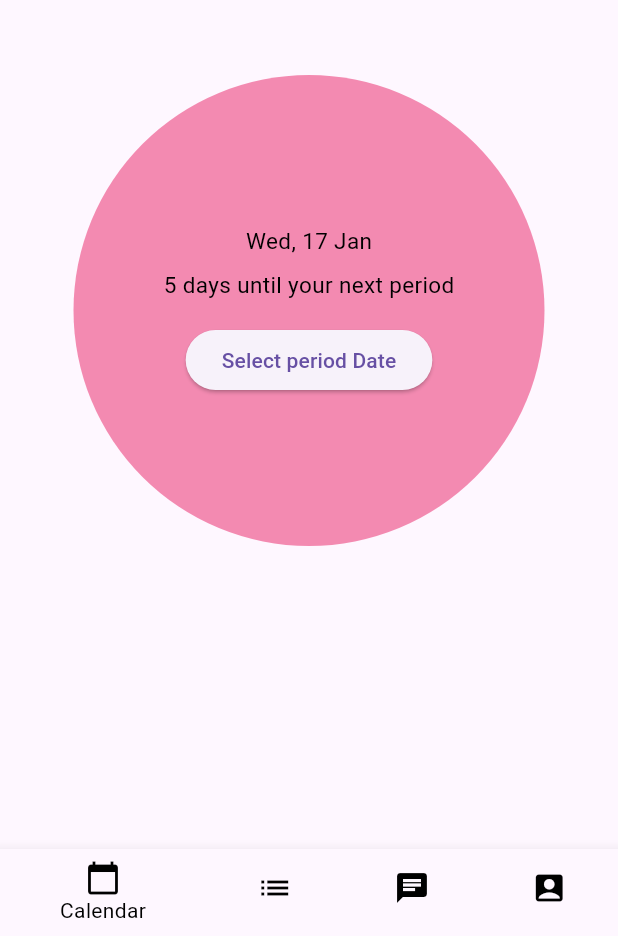
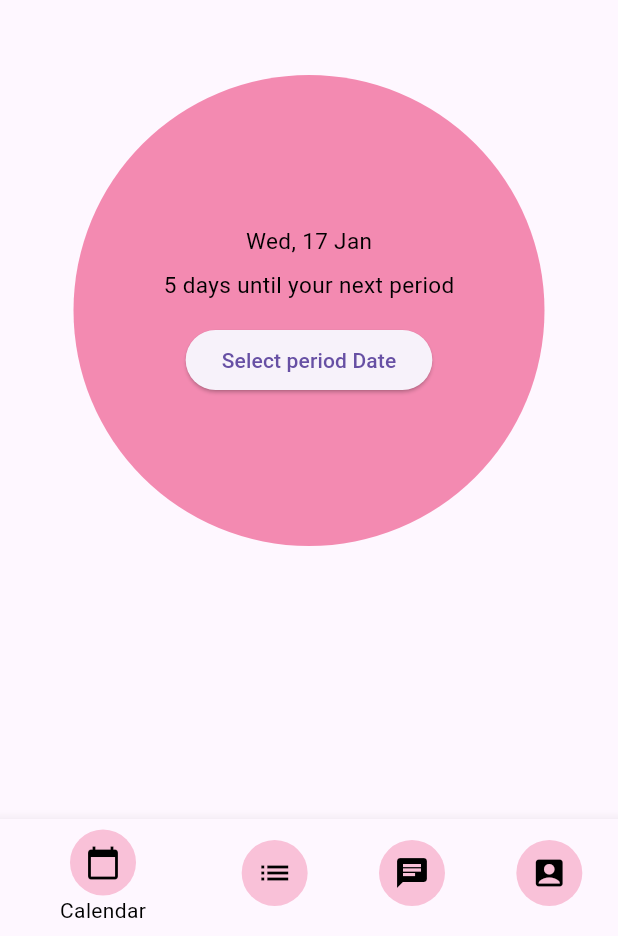
Before and after one commit to esmika-001/Aure_Period_Tracker_App, a Flutter app: the screen it shows after launch, on a phone screen of 412 x 824 dp, the part 300-1236 px from its top. Run offline on Flutter 3.47's test engine with Material 3 defaults, Android fonts, the phone set to English and light mode, and no system bars; our stand-ins replace table_calendar.

Commit message:
Update home_page.dart

```diff
--- a/lib/pages/home_page.dart
+++ b/lib/pages/home_page.dart
@@ -4,11 +4,26 @@ import 'package:intl/intl.dart';
 import 'Calender_page.dart';
 import 'History_page.dart';
 import 'Setting_page.dart';
-//import 'about_page.dart';
+import 'chat_page.dart';
 
 class HomePage extends StatefulWidget {
   @override
   _HomePageState createState() => _HomePageState();
+}
+
+BottomNavigationBarItem _buildBottomNavigationBarItem(
+    IconData icon, String label) {
+  return BottomNavigationBarItem(
+    icon: Container(
+      padding: EdgeInsets.all(10),
+      decoration: BoxDecoration(
+        shape: BoxShape.circle,
+        color: Colors.pink.withOpacity(0.25),
+      ),
+      child: Icon(icon),
+    ),
+    label: label,
+  );
 }
 
 class _HomePageState extends State<HomePage> {
@@ -56,7 +71,7 @@ class _HomePageState extends State<HomePage> {
                 child: Center(
                   child: ClipOval(
                     child: Image.asset(
-                      'period_women.jpeg', // Replace with your photo asset path
+                      'Aura.png', // Replace with your photo asset path
                       width: 100.0,
                       height: 100.0,
                       fit: BoxFit.cover,
@@ -117,26 +132,20 @@ class _HomePageState extends State<HomePage> {
       ),
       bottomNavigationBar: BottomNavigationBar(
         items: [
-          BottomNavigationBarItem(
-            icon: Icon(Icons.calendar_today),
-            label: 'Calendar',
-          ),
-          BottomNavigationBarItem(
-            icon: Icon(Icons.list),
-            label: 'History',
-          ),
-          BottomNavigationBarItem(
-            icon: Icon(Icons.chat),
-            label: 'Chat',
-          ),
-          BottomNavigationBarItem(
-            icon: Icon(Icons.account_box),
-            label: 'About',
-          ),
+          _buildBottomNavigationBarItem(Icons.calendar_today, 'Calendar'),
+          _buildBottomNavigationBarItem(Icons.list, 'History'),
+          _buildBottomNavigationBarItem(Icons.chat, 'Chat'),
+          _buildBottomNavigationBarItem(Icons.account_box, 'About'),
         ],
-        selectedItemColor: Colors.black, // Change the color of selected icons
-        unselectedItemColor:
-            Colors.black, // Change the color of unselected icons
+        selectedItemColor:
+            Color.fromARGB(255, 0, 0, 0), // Change the color of selected icons
+        unselectedItemColor: Color.fromARGB(255, 0, 0, 0),
+        selectedLabelStyle: TextStyle(
+            color: Color.fromARGB(
+                255, 0, 21, 247)), // Change the color of selected text
+        unselectedLabelStyle: TextStyle(
+            color: const Color.fromARGB(
+                255, 247, 2, 2)), // Change the color of unselected icons
         onTap: (index) {
           // Handle navigation based on the tapped index
           switch (index) {
@@ -155,9 +164,10 @@ class _HomePageState extends State<HomePage> {
             case 2:
               Navigator.push(
                 context,
-                MaterialPageRoute(builder: (context) => SettingsPage()),
+                MaterialPageRoute(builder: (context) => ChatPage()),
               );
               break;
+
             case 3:
               Navigator.push(
                 context,
```
